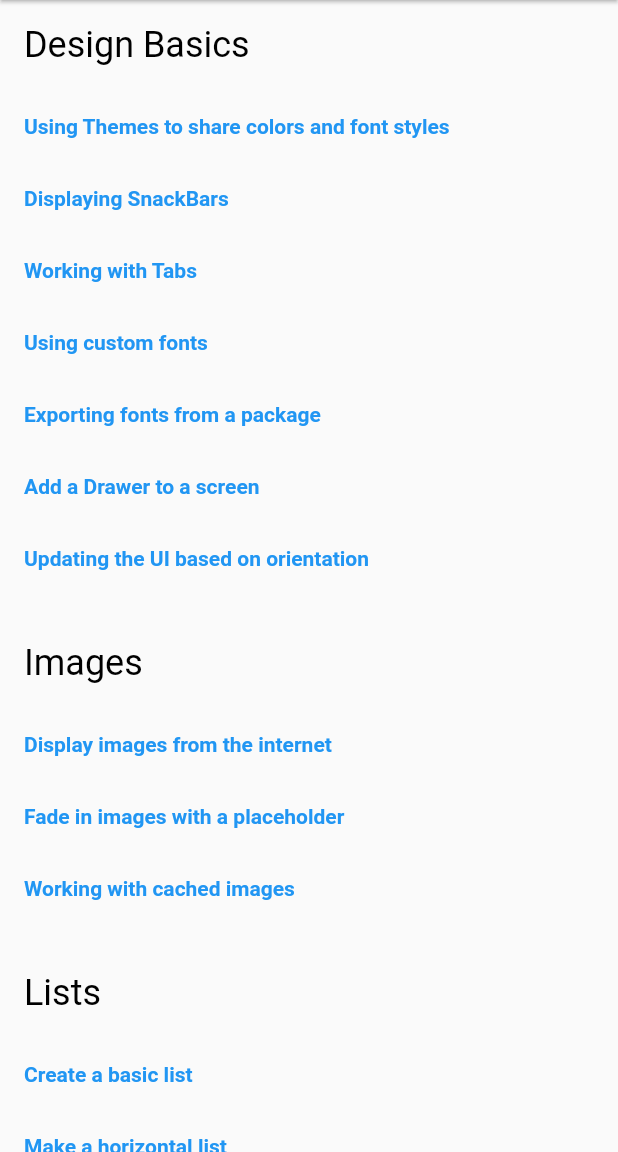
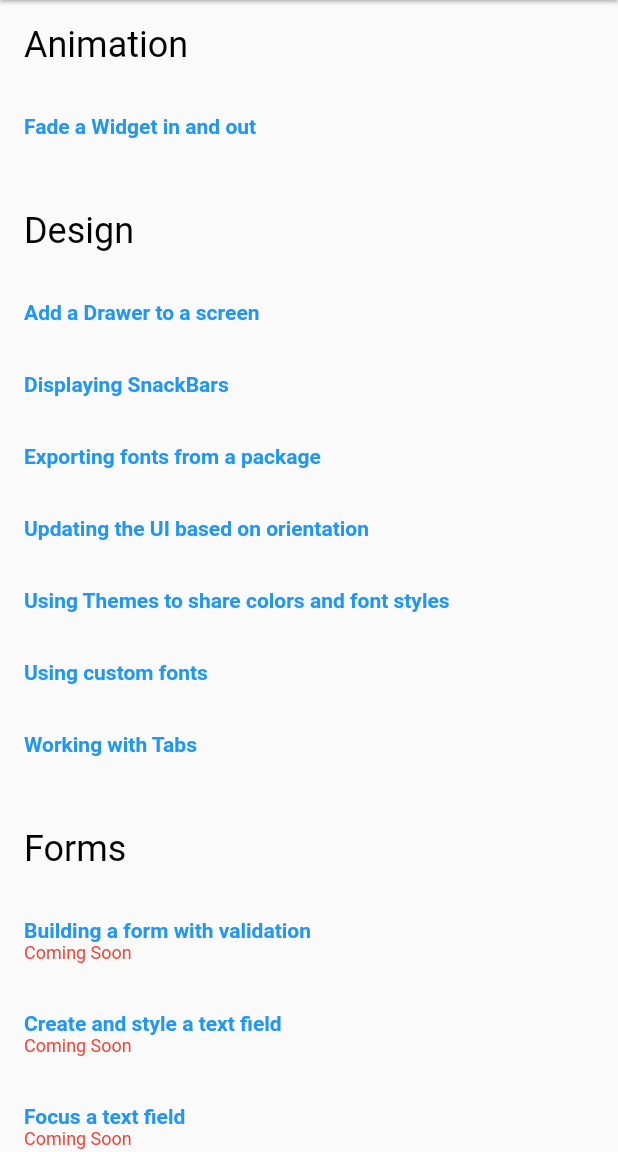
Before and after one commit to gurleensethi/flutter_cookbook, a Flutter app: the screen it shows after launch, on a phone screen of 412 x 824 dp, the part 84-1236 px from its top. Run offline on Flutter 3.47's test engine with Material 2 defaults, Android fonts, the phone set to English and light mode, and no system bars; our stand-ins replace cached_network_image, shared_preferences; missing offline and left inert: flutter_html_view.

Commit message:
Add new cookbook items in list, restructure list items to match in cookbook.

```diff
--- a/lib/item_list.dart
+++ b/lib/item_list.dart
@@ -1,34 +1,85 @@
 final items = [
   {
-    "name": "Design Basics",
+    "name": "Animation",
     "items": [
       {
-        "name": "Using Themes to share colors and font styles",
-        "route": "/usingThemes",
+        "name": "Fade a Widget in and out",
+        "route": "/fadeAWidget",
+      },
+    ],
+  },
+  {
+    "name": "Design",
+    "items": [
+      {
+        "name": "Add a Drawer to a screen",
+        "route": "/addingDrawer",
       },
       {
         "name": "Displaying SnackBars",
         "route": "/displayingSnackbars",
       },
       {
-        "name": "Working with Tabs",
-        "route": "/workingWithTabsPage",
+        "name": "Exporting fonts from a package",
+        "route": "/exportingFontsPackages",
+      },
+      {
+        "name": "Updating the UI based on orientation",
+        "route": "/uiOrientation",
+      },
+      {
+        "name": "Using Themes to share colors and font styles",
+        "route": "/usingThemes",
       },
       {
         "name": "Using custom fonts",
         "route": "/customFonts",
       },
       {
-        "name": "Exporting fonts from a package",
-        "route": "/exportingFontsPackages",
+        "name": "Working with Tabs",
+        "route": "/workingWithTabsPage",
+      },
+    ]
+  },
+  {
+    "name": "Forms",
+    "items": [
+      {
+        "name": "Building a form with validation",
+//        "route": "/navigateWithNamedRoutes",
       },
       {
-        "name": "Add a Drawer to a screen",
-        "route": "/addingDrawer",
+        "name": "Create and style a text field",
+//        "route": "/navigateToNewScreen",
       },
       {
-        "name": "Updating the UI based on orientation",
-        "route": "/uiOrientation",
+        "name": "Focus a text field",
+//        "route": "/navigateWithNamedRoutes",
+      },
+      {
+        "name": "Handling changes to a text field",
+//        "route": "/returnDataFromScreen",
+      },
+      {
+        "name": "Retrieve the value of a text field",
+//        "route": "/sendDataToNewScreen",
+      },
+    ]
+  },
+  {
+    "name": "Gestures",
+    "items": [
+      {
+        "name": "Adding Material Touch ripples",
+        "route": "/materialTouchRipples",
+      },
+      {
+        "name": "Handling Taps",
+        "route": "/handlingTaps",
+      },
+      {
+        "name": "Implement Swipe to Dismiss",
+        "route": "/swipeToDismiss",
       },
     ]
   },
@@ -53,41 +104,27 @@ final items = [
     "name": "Lists",
     "items": [
       {
-        "name": "Create a basic list",
+        "name": "Basic list",
         "route": "/basicList",
       },
       {
-        "name": "Make a horizontal list",
+        "name": "Create a horizontal list",
         "route": "/horizontalList",
       },
       {
-        "name": "Working with long lists",
-        "route": "/longLists",
+        "name": "Creating a grid List",
+        "route": "/gridList",
       },
       {
         "name": "Creating lists with different types of items",
         "route": "/listDifferentItems",
       },
       {
-        "name": "Creating a grid List",
-        "route": "/gridList",
-      },
-    ]
-  },
-  {
-    "name": "Handling Gestures",
-    "items": [
-      {
-        "name": "Handling Taps",
-        "route": "/handlingTaps",
+        "name": "Place a floating app bar above a list",
       },
       {
-        "name": "Adding Material Touch ripples",
-        "route": "/materialTouchRipples",
-      },
-      {
-        "name": "Implement Swipe to Dismiss",
-        "route": "/swipeToDismiss",
+        "name": "Working with long lists",
+        "route": "/longLists",
       },
     ]
   },
@@ -95,35 +132,26 @@ final items = [
     "name": "Navigation",
     "items": [
       {
+        "name": "Animating a Widget across screens",
+        "route": "/animatingAcrossScreens",
+      },
+      {
         "name": "Navigate to a new screen and back",
         "route": "/navigateToNewScreen",
       },
       {
-        "name": "Send data to a new screen",
-        "route": "/sendDataToNewScreen",
+        "name": "Navigate with named routes",
+        "route": "/navigateWithNamedRoutes",
       },
       {
         "name": "Return data from a screen",
         "route": "/returnDataFromScreen",
       },
       {
-        "name": "Navigate with named routes",
-        "route": "/navigateWithNamedRoutes",
-      },
-      {
-        "name": "Animating a Widget across screens",
-        "route": "/animatingAcrossScreens",
+        "name": "Send data to a new screen",
+        "route": "/sendDataToNewScreen",
       },
     ]
-  },
-  {
-    "name": "Animation",
-    "items": [
-      {
-        "name": "Fade a Widget in and out",
-        "route": "/fadeAWidget",
-      },
-    ],
   },
   {
     "name": "Networking",
@@ -137,12 +165,12 @@ final items = [
         "route": "/authenticatedRequests",
       },
       {
+        "name": "Parsing JSON in the background",
+        "route": "/parsingJsonBackground",
+      },
+      {
         "name": "Working with WebSockets",
         "route": "/workingWithWebSockets",
-      },
-      {
-        "name": "Parsing JSON in the background",
-        "route": "/parsingJsonBackground",
       },
     ]
   },
@@ -150,38 +178,16 @@ final items = [
     "name": "Persistence",
     "items": [
       {
+        "name": "Persist data with SQLite",
+      },
+      {
         "name": "Storing key-value data on disk",
         "route": "/storingKeyValueData",
-      },/**/
+      },
       {
         "name": "Reading and Writing Files",
         "route": "/readingWritingFiles",
       },
     ]
   },
-  {
-    "name": "Forms",
-    "items": [
-      {
-        "name": "Create and style a text field",
-        "route": "/navigateToNewScreen",
-      },
-      {
-        "name": "Retrieve the value of a text field",
-        "route": "/sendDataToNewScreen",
-      },
-      {
-        "name": "Handling changes to a text field",
-        "route": "/returnDataFromScreen",
-      },
-      {
-        "name": "Focus a text field",
-        "route": "/navigateWithNamedRoutes",
-      },
-      {
-        "name": "Building a form with validation",
-        "route": "/navigateWithNamedRoutes",
-      },
-    ]
-  },
 ];
--- a/lib/main_list.dart
+++ b/lib/main_list.dart
@@ -46,19 +46,36 @@ class MainList extends StatelessWidget {
       shrinkWrap: true,
       itemBuilder: (context, index) {
         final item = items[index];
+        final isComingSoon = item["route"] == null;
+
         return InkWell(
-          onTap: () {
-            Navigator.of(context)
-                .pushNamed(item["route"]);
+          onTap: isComingSoon
+              ? null
+              : () {
+                  Navigator.of(context).pushNamed(item["route"]);
                 },
           child: Container(
             padding: EdgeInsets.all(16.0),
-            child: Text(
+            child: Column(
+              crossAxisAlignment: CrossAxisAlignment.start,
+              children: <Widget>[
+                Text(
                   item["name"],
                   style: TextStyle(
                     color: Colors.blue,
                     fontWeight: FontWeight.bold,
                   ),
+                ),
+                isComingSoon
+                    ? Text(
+                        'Coming Soon',
+                        style: TextStyle(
+                          color: Colors.red,
+                          fontSize: 12.0,
+                        ),
+                      )
+                    : Container(),
+              ],
             ),
           ),
         );
```
Also changed, not shown: pubspec.lock, 1 other file. Lines whose indentation alone changed are shown as unchanged.
